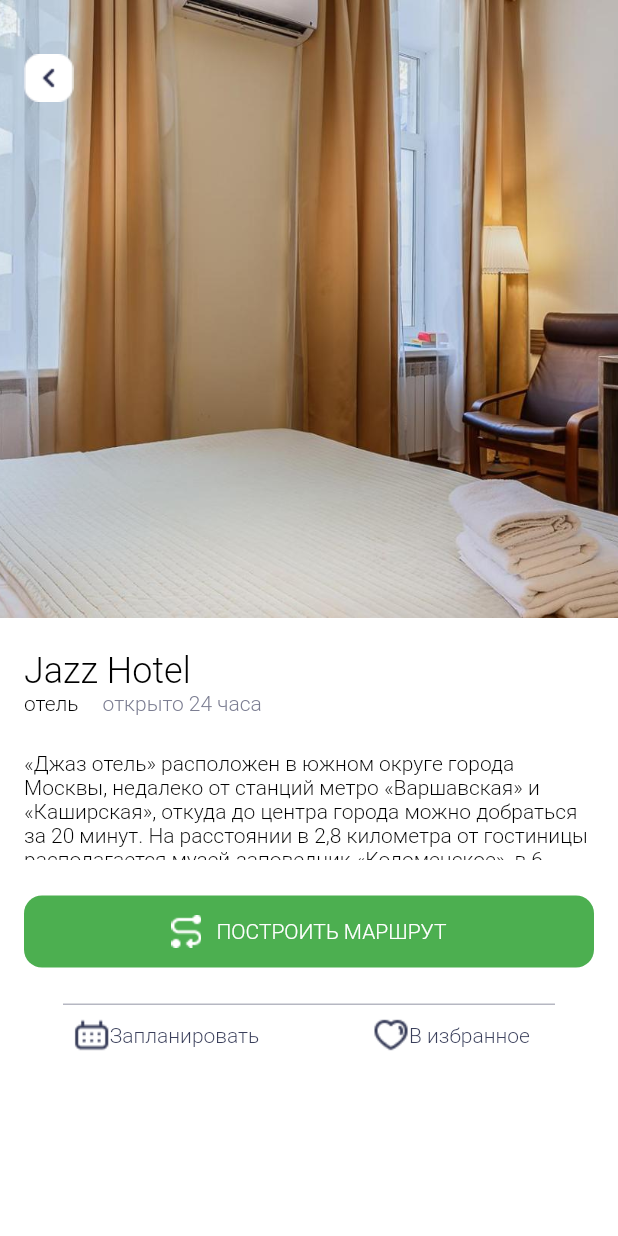
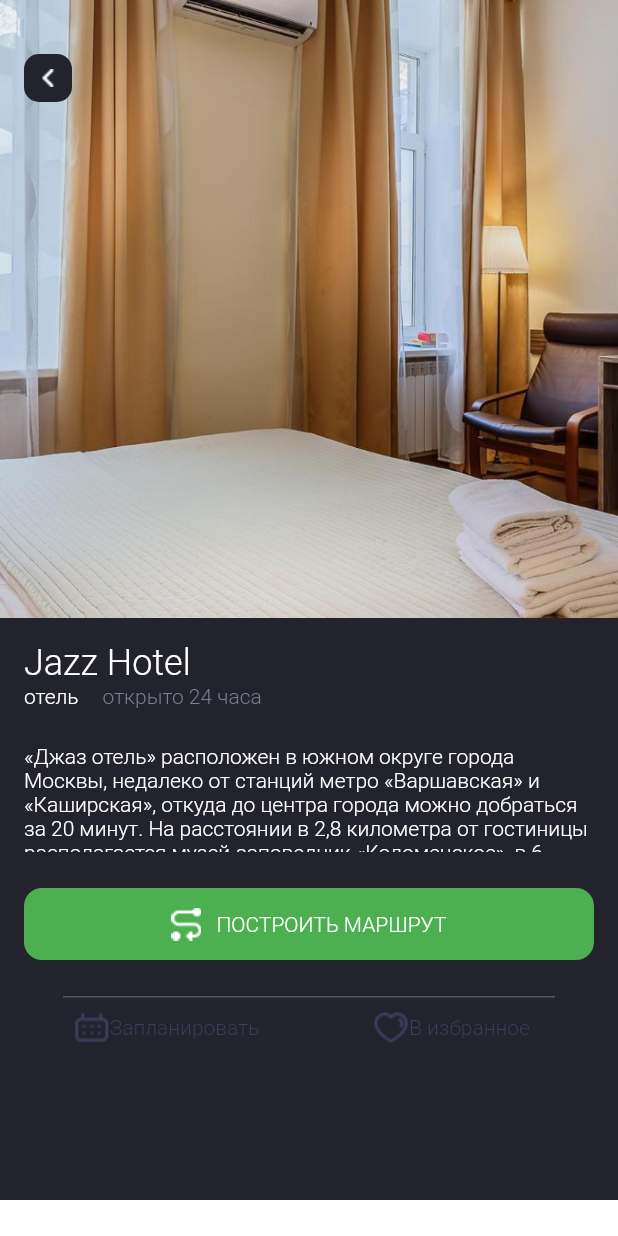
Before and after one commit to bigbagabum/surf-flutter-course-evdokimov, a Flutter app: the SightDetails widget shown alone on an empty page, opened directly with sample values from the repository, on a phone screen of 412 x 824 dp. Run offline on Flutter 3.47's test engine with Material 2 defaults, Android fonts, the phone set to English and light mode, and no system bars.

Commit message:
темная и светлая темы работают

```diff
--- a/places/places/lib/main.dart
+++ b/places/places/lib/main.dart
@@ -1,7 +1,9 @@
 import 'package:flutter/material.dart';
+import 'package:places/mocks.dart';
 import 'package:places/ui/res/app_assets.dart';
 
 import 'package:places/ui/screen/res/themes.dart';
+import 'package:places/ui/screen/sight_details.dart';
 import 'package:places/ui/screen/sight_list_screen.dart';
 import 'package:places/ui/screen/visiting_screen.dart';
 
@@ -21,6 +23,7 @@ class MyApp extends StatelessWidget {
         //    primarySwatch: Colors.blue,
         // ),
         theme: darkTheme,
+        //theme: lightTheme,
 
         //   home: VisitingScreen());
         //home: const SightListScreen());
--- a/places/places/lib/ui/screen/res/themes.dart
+++ b/places/places/lib/ui/screen/res/themes.dart
@@ -3,9 +3,6 @@ import 'package:places/ui/res/app_theme.dart';
 
 final darkTheme = ThemeData(
     scaffoldBackgroundColor: AppColors.dmBackground,
-    //backgroundColor: AppColors.dmBackground,
-    //primaryColor: AppColors.dmBackground,
-    //primaryColorDark: Colors.black,
     primaryColorDark: AppColors.dmCardBackground, //фон карточек и инпутов
     primaryColorLight: AppColors.dmPrimaryLightColor,
     secondaryHeaderColor: AppColors.darkGrey,
@@ -15,4 +12,9 @@ final darkTheme = ThemeData(
 
 final lightTheme = ThemeData(
     primaryColorDark: AppColors.lightGrey,
-    primaryColorLight: AppColors.darkGrey);
+    primaryColorLight: AppColors.dmCardBackground,
+    scaffoldBackgroundColor: AppColors.dmPrimaryLightColor,
+    secondaryHeaderColor: AppColors.darkGrey,
+    appBarTheme: const AppBarTheme(
+      backgroundColor: AppColors.dmPrimaryLightColor,
+    ));
--- a/places/places/lib/ui/screen/sight_details.dart
+++ b/places/places/lib/ui/screen/sight_details.dart
@@ -38,19 +38,26 @@ class SightDetails extends StatelessWidget {
                               );
                             })),
                     Container(
+                        height: 32,
+                        width: 32,
+                        decoration: BoxDecoration(
+                            color: Theme.of(context).scaffoldBackgroundColor,
+                            borderRadius:
+                                BorderRadius.all(Radius.circular(10))),
                         margin: const EdgeInsets.only(left: 16, top: 36),
-                        child: const Image(
-                            image: AssetImage('lib/ui/res/icons/ARROW.png'))),
+                        child: Image(
+                            color: Theme.of(context).primaryColorLight,
+                            image: AssetImage('lib/ui/res/icons/back.png'))),
                   ])),
-              const SizedBox(
-                height: 5,
-                width: double.infinity,
-              ),
+              // const SizedBox(
+              //   height: 0,
+              //   width: double.infinity,
+              // ),
               Container(
-                  //height: 400,
+                  height: 388,
                   width: double.infinity,
-                  color: Colors.white,
-                  margin: const EdgeInsets.all(16),
+                  color: Theme.of(context).scaffoldBackgroundColor,
+                  padding: const EdgeInsets.all(16),
                   child: Column(
                       crossAxisAlignment: CrossAxisAlignment.start,
                       mainAxisAlignment: MainAxisAlignment.start,
@@ -60,18 +67,18 @@ class SightDetails extends StatelessWidget {
                             child: Text(
                               sight!.name,
                               textAlign: TextAlign.left,
-                              style: const TextStyle(
+                              style: TextStyle(
                                 fontFamily: 'Roboto',
-                                color: Colors.black,
+                                color: Theme.of(context).primaryColorLight,
                                 fontSize: 24,
                               ),
                             )),
                         Row(children: [
                           Text(
                             sight!.type,
-                            style: const TextStyle(
+                            style: TextStyle(
                                 fontSize: 14,
-                                color: Colors.black,
+                                color: Theme.of(context).primaryColorLight,
                                 fontFamily: 'Roboto'),
                           ),
                           Container(
@@ -89,10 +96,11 @@ class SightDetails extends StatelessWidget {
                                 const EdgeInsets.only(top: 24.0, bottom: 24),
                             child: SingleChildScrollView(
                                 child: Text(sight!.details,
-                                    style: const TextStyle(
+                                    style: TextStyle(
                                       fontFamily: 'Roboto',
                                       fontSize: 14,
-                                      color: Colors.black,
+                                      color:
+                                          Theme.of(context).primaryColorLight,
                                     )))),
                         Container(
                             width: double.infinity,
@@ -174,7 +182,7 @@ class SightDetails extends StatelessWidget {
                                         ])))
                           ],
                         ),
-                      ]))
+                      ])),
             ])));
   }
 }
--- a/places/places/lib/ui/screen/sight_list_screen.dart
+++ b/places/places/lib/ui/screen/sight_list_screen.dart
@@ -23,7 +23,12 @@ class MyAppBar extends StatelessWidget implements PreferredSizeWidget {
         title: Text(
           AppStrings.appTitle,
           textAlign: TextAlign.left,
-          style: AppTypography.textText32Bold,
+          style: TextStyle(
+              fontSize: 32.0,
+              color: Theme.of(context).primaryColorLight,
+              fontFamily: "Roboto",
+              fontWeight: FontWeight.bold,
+              height: 1),
         ));
   }
 
```
Also changed, not shown: places/places/lib/ui/res/icons/back.png (added).
